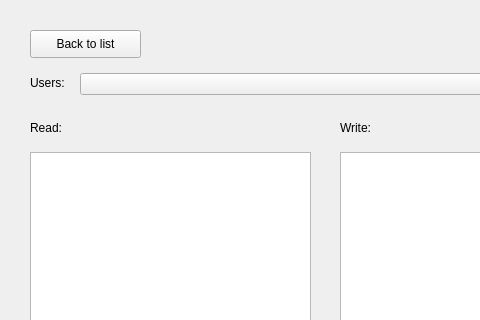
The window that dlg_currentComposition.ui (LESPROJEKT/qgis-layman-plugin) describes before a commit, drawn with Qt 5; both pictures show x 0 to 480 and y 0 to 320 of the 845 by 450 pixel window.
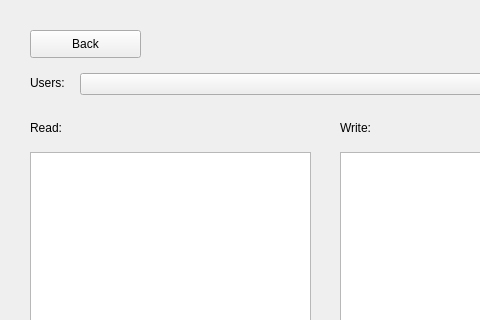
The same window after the commit. The open tabs and pages were chosen to show the change. Icons and pictures are not drawn.

Commit message: forms preklady, ucesanejsi

Diff of the .ui file:
```diff
--- a/dlg_currentComposition.ui
+++ b/dlg_currentComposition.ui
@@ -364,7 +364,7 @@
       </rect>
      </property>
      <property name="text">
-      <string>Back to list</string>
+      <string>Back</string>
      </property>
      <property name="icon">
       <iconset>
```
Left out of the diff: 6 changed lines with no effect on the pictures. The commit also changes 7 other files.
